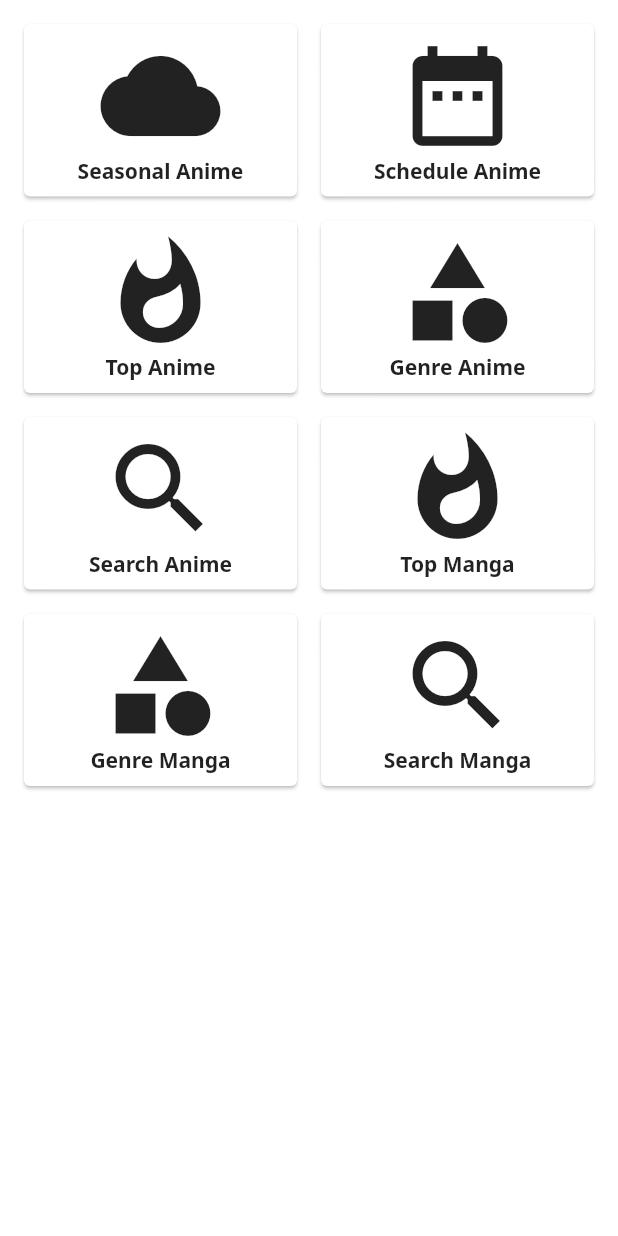
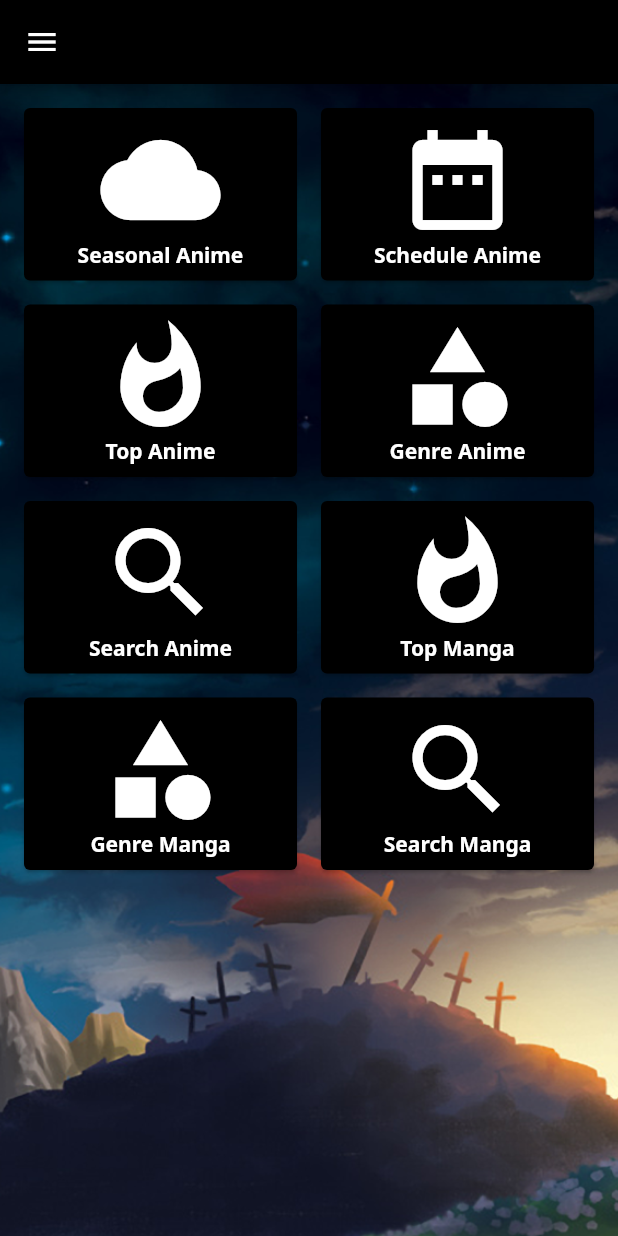
Before and after one commit to Kinkando/Mobile_Application_Project, a Flutter app: the screen it shows after launch, on a phone screen of 412 x 824 dp. Run offline on Flutter 3.47's test engine with Material 2 defaults, Android fonts, the phone set to English and light mode, and no system bars; our stand-ins replace google_fonts.

Commit message:
change: MainScaffold to HomePage

```diff
--- a/lib/pages/home_page.dart
+++ b/lib/pages/home_page.dart
@@ -1,33 +1,188 @@
-import 'package:anime_list_project/pages/widgets/main_scaffold.dart';
+import 'package:anime_list_project/models/genre.dart';
 import 'package:anime_list_project/models/page_info.dart';
+import 'package:anime_list_project/pages/genre_page.dart';
+import 'package:anime_list_project/pages/search_page.dart';
+import 'package:anime_list_project/pages/select_page.dart';
 import 'package:flutter/material.dart';
+import 'package:google_fonts/google_fonts.dart';
 
-class HomePage extends StatelessWidget {
-  static final _homeScrollController = ScrollController();
-  final PageInfo pageDetail = pageList['home']!;
+class HomePage extends StatefulWidget {
+  static const routeName = '';
+  static const Color focusColor = Colors.blue, defaultColor = Colors.white, backgroundColor = Colors.black;
+  const HomePage({Key? key}) : super(key: key);
+
+  @override
+  _HomePageState createState() => _HomePageState();
+}
+
+class _HomePageState extends State<HomePage> with SingleTickerProviderStateMixin {
+  final _drawerScrollController = ScrollController();
+  final _homeScrollController = ScrollController();
+  Genre? _args;
+  bool _repeat = false;
+  late dynamic _body;
+  late String _title;
+  late int _page;
   final List<PageInfo> _pageIteration = [
     for(var key in pageList.keys)
       if(key != 'home' && key != 'detail_anime' && key != 'detail_manga')
         pageList[key]!,
   ];
-  HomePage({Key? key}) : super(key: key);
+
+  @override
+  void initState() {
+    super.initState();
+    _title = pageList['home']!.title;
+    _page = pageList['home']!.page!;
+    _body = ListView(
+      controller: _homeScrollController,
+      children: [
+        for(int i=0;i<_pageIteration.length;i+=2)
+          _buildNavigatorCard([_pageIteration[i], _pageIteration[i+1]]),
+      ],
+    );
+  }
 
   @override
   Widget build(BuildContext context) {
-    return MainScaffold(
-      title: pageDetail.title,
-      page: pageDetail.page!,
-      body: ListView(
-        controller: _homeScrollController,
-        children: [
-          for(int i=0;i<_pageIteration.length;i+=2)
-            _buildCard(context, [_pageIteration[i], _pageIteration[i+1]]),
-        ],
+    final args = ModalRoute.of(context)?.settings.arguments;
+    _argsSetting(args);
+    return Scaffold(
+      appBar: AppBar(
+        title: Text(_title, style: Theme.of(context).textTheme.headline1),
+        backgroundColor: HomePage.backgroundColor,
+      ),
+      drawer: Theme(
+        data: Theme.of(context).copyWith(
+          canvasColor: HomePage.backgroundColor,
+        ),
+        child: Drawer(
+          child: ListView(
+            controller: _drawerScrollController,
+            padding: EdgeInsets.zero,
+            children: [
+              DrawerHeader(
+                decoration: const BoxDecoration(color: HomePage.backgroundColor),
+                child: Image.asset(
+                  'assets/images/logo.png',
+                  fit: BoxFit.cover,
+                ),
+                margin: EdgeInsets.zero,
+                padding: EdgeInsets.zero,
+              ),
+              _buildTopicTile('Main Menu'),
+              _buildListTile(context, pageList['home']!),
+              _buildTopicTile('Anime'),
+              for(var key in pageList.keys)
+                if(key.contains('anime') && !key.contains('detail'))
+                  _buildListTile(context, pageList[key]!),
+              _buildTopicTile('Manga'),
+              for(var key in pageList.keys)
+                if(key.contains('manga') && !key.contains('detail'))
+                  _buildListTile(context, pageList[key]!),
+            ],
+          ),
+        ),
+      ),
+      body: Container(
+        decoration: const BoxDecoration(
+          image: DecorationImage(
+            image: AssetImage("assets/images/bg.png"),
+            fit: BoxFit.cover,
+          ),
+        ),
+        child: _body,
       ),
     );
   }
 
-  Widget _buildCard(BuildContext context, List<PageInfo> pageDetail) {
+  Padding _buildTopicTile(String topic) {
+    return Padding(
+      padding: const EdgeInsets.only(top: 24.0, bottom: 8.0, left: 16.0),
+      child: Text(
+        topic,
+        style: GoogleFonts.notoSans(fontSize: 16.0, color: HomePage.defaultColor.withOpacity(0.5)),
+      ),
+    );
+  }
+
+  ListTile _buildListTile(BuildContext context, PageInfo pageDetail) {
+    return ListTile(
+      selectedTileColor: HomePage.focusColor,
+      hoverColor: HomePage.focusColor,
+      title: Row(
+        children: [
+          Padding(
+            padding: const EdgeInsets.only(right: 8.0),
+            child: Icon(
+              pageDetail.icon,
+              color: HomePage.defaultColor,
+            ),
+          ),
+          Text(
+            pageDetail.title,
+            style: GoogleFonts.notoSans(color: HomePage.defaultColor),
+          ),
+        ],
+      ),
+      onTap: () {
+        if(_page != pageDetail.page) {
+          _changeSubPage(pageDetail);
+        }
+        Navigator.pop(context);
+      },
+      selected: _page == pageDetail.page,
+    );
+  }
+
+  void _argsSetting(args) {
+    setState(() {
+      if(args != null && !_repeat) {
+        _args = args as Genre;
+        Genre genre = args;
+        PageInfo pageNavigator = genre.type == 'anime' ? pageList['genre_anime']! : pageList['genre_manga']!;
+        _title = pageNavigator.title;
+        _page = pageNavigator.page!;
+        GenrePage.args = args;
+        _body = GenrePage(pageDetail: pageNavigator);
+        _repeat = true;
+      }
+    });
+  }
+
+  void _changeSubPage(PageInfo pageDetail) {
+    setState(() {
+      _title = pageDetail.title;
+      _page = pageDetail.page!;
+      if(pageDetail.routeName.contains('search')) {
+        _args = null;
+        SearchPage.check = true;
+        _body = SearchPage(pageDetail: pageDetail);
+      }
+      else if(pageDetail.routeName.contains('genre')) {
+        GenrePage.check = true;
+        GenrePage.args = _args;
+        _body = GenrePage(pageDetail: pageDetail);
+      }
+      else if(pageDetail.routeName.contains('home')){
+        _args = null;
+        _body = ListView(
+          controller: _homeScrollController,
+          children: [
+            for(int i=0;i<_pageIteration.length;i+=2)
+              _buildNavigatorCard([_pageIteration[i], _pageIteration[i+1]]),
+          ],
+        );
+      }
+      else {
+        _args = null;
+        SelectPage.check = true;
+        _body = SelectPage(pageDetail: pageDetail);
+      }
+    });
+  }
+
+  Widget _buildNavigatorCard(List<PageInfo> pageDetail) {
     return Padding(
       padding: const EdgeInsets.only(top: 16.0, left: 16.0),
       child: Row(
@@ -35,15 +190,10 @@ class HomePage extends StatelessWidget {
           for(int i=0;i<pageDetail.length;i++)
             Expanded(
               child: Card(
-                color: MainScaffold.backgroundColor,
+                color: HomePage.backgroundColor,
                 margin: const EdgeInsets.only(right: 16.0),
                 child: InkWell(
-                  onTap: (){
-                    Navigator.pushReplacementNamed(
-                      context,
-                      pageDetail[i].routeName,
-                    );
-                  },
+                  onTap: () => _changeSubPage(pageDetail[i]),
                   child: Padding(
                     padding: const EdgeInsets.all(8.0),
                     child: Column(
@@ -51,11 +201,11 @@ class HomePage extends StatelessWidget {
                         Icon(
                           pageDetail[i].icon,
                           size: 80.0,
-                          color: MainScaffold.defaultColor,
+                          color: HomePage.defaultColor,
                         ),
                         Text(
                           pageDetail[i].title,
-                          style: Theme.of(context).textTheme.bodyText1,
+                          style: GoogleFonts.notoSans(fontSize: 14.0, color: HomePage.defaultColor, fontWeight: FontWeight.bold),
                         ),
                       ],
                     ),
```
